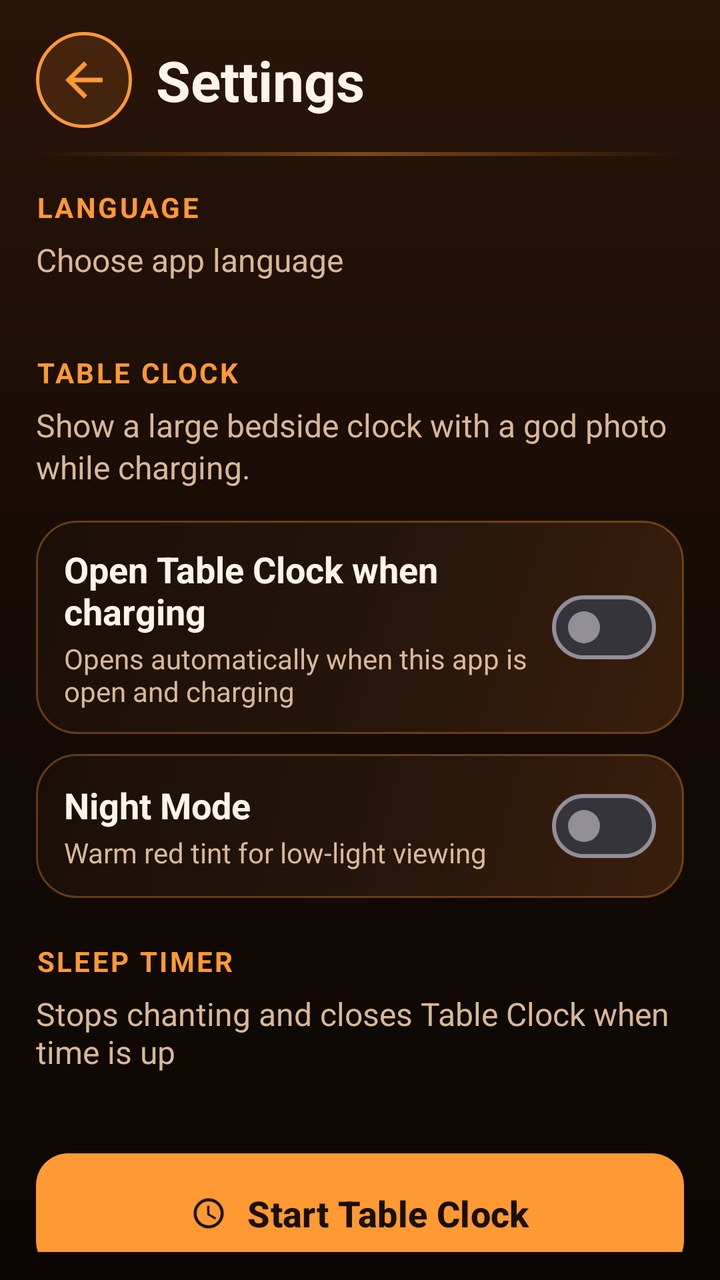
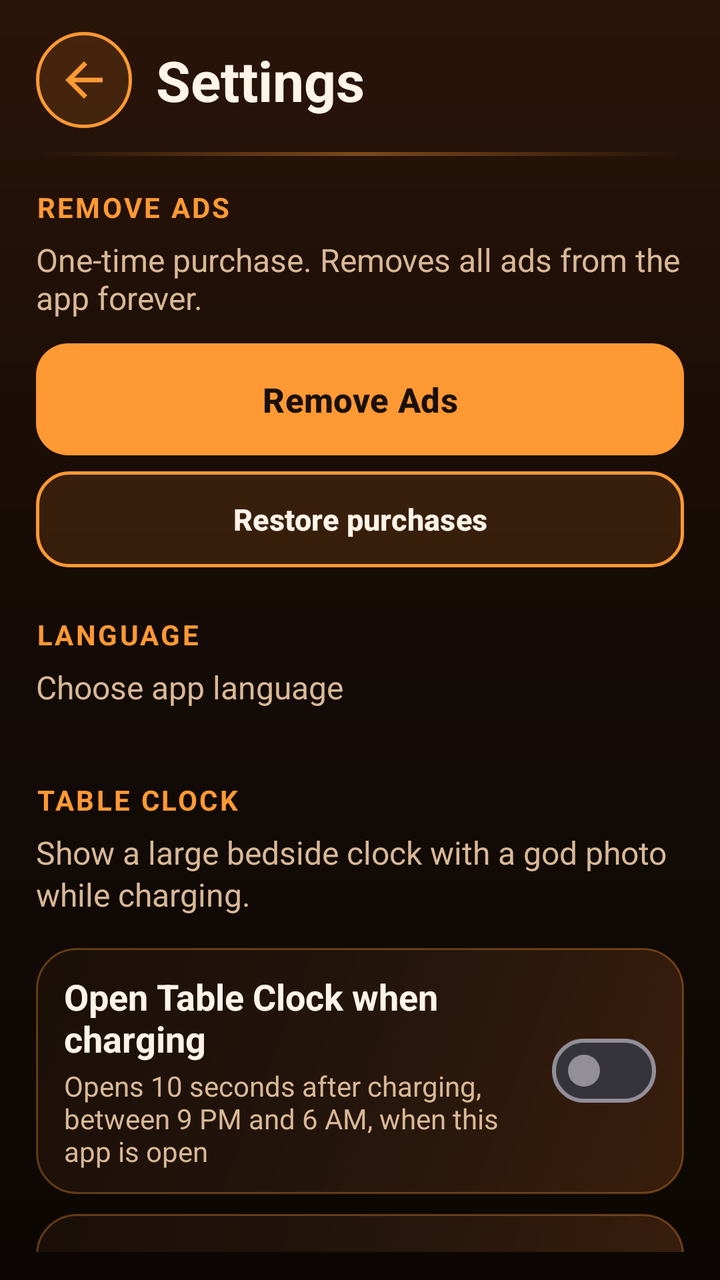

Two renders of the same Android screen: before a commit and after it. Below are the layout's source before the change and the commit's diff.
<!-- AndroidManifest.xml: application theme Theme.Mantra -->
<!-- res/layout/activity_settings.xml -->
<?xml version="1.0" encoding="utf-8"?>
<LinearLayout xmlns:android="http://schemas.android.com/apk/res/android"
    xmlns:app="http://schemas.android.com/apk/res-auto"
    android:layout_width="match_parent"
    android:layout_height="match_parent"
    android:background="@drawable/bg_screen"
    android:fitsSystemWindows="true"
    android:orientation="vertical"
    android:paddingHorizontal="18dp"
    android:paddingTop="16dp"
    android:paddingBottom="14dp">

    <LinearLayout
        android:layout_width="match_parent"
        android:layout_height="wrap_content"
        android:gravity="center_vertical"
        android:orientation="horizontal">

        <ImageButton
            android:id="@+id/backButton"
            android:layout_width="48dp"
            android:layout_height="48dp"
            android:background="@drawable/bg_circle_outline"
            android:contentDescription="@string/back"
            android:padding="10dp"
            android:scaleType="fitCenter"
            android:src="@drawable/ic_arrow_back"
            app:tint="@color/brand" />

        <TextView
            android:layout_width="0dp"
            android:layout_height="wrap_content"
            android:layout_marginStart="12dp"
            android:layout_weight="1"
            android:text="@string/settings_title"
            android:textColor="@color/cream"
            android:textSize="28sp"
            android:textStyle="bold" />
    </LinearLayout>

    <View
        android:layout_width="match_parent"
        android:layout_height="2dp"
        android:layout_marginTop="12dp"
        android:background="@drawable/header_glow_line" />

    <ScrollView
        android:layout_width="match_parent"
        android:layout_height="0dp"
        android:layout_marginTop="16dp"
        android:layout_weight="1"
        android:clipToPadding="false"
        android:fillViewport="true"
        android:scrollbars="none">

        <LinearLayout
            android:layout_width="match_parent"
            android:layout_height="wrap_content"
            android:orientation="vertical"
            android:paddingBottom="12dp">

            <TextView
                android:layout_width="match_parent"
                android:layout_height="wrap_content"
                android:letterSpacing="0.08"
                android:text="@string/settings_language"
                android:textAllCaps="true"
                android:textColor="@color/brand"
                android:textSize="14sp"
                android:textStyle="bold" />

            <TextView
                android:layout_width="match_parent"
                android:layout_height="wrap_content"
                android:layout_marginTop="6dp"
                android:text="@string/settings_language_hint"
                android:textColor="@color/muted"
                android:textSize="16sp" />

            <com.google.android.material.chip.ChipGroup
                android:id="@+id/languageChips"
                android:layout_width="match_parent"
                android:layout_height="wrap_content"
                android:layout_marginTop="12dp"
                app:chipSpacingHorizontal="8dp"
                app:chipSpacingVertical="8dp"
                app:selectionRequired="true"
                app:singleSelection="true" />

            <TextView
                android:layout_width="match_parent"
                android:layout_height="wrap_content"
                android:layout_marginTop="24dp"
                android:letterSpacing="0.08"
                android:text="@string/settings_nightstand_section"
                android:textAllCaps="true"
                android:textColor="@color/brand"
                android:textSize="14sp"
                android:textStyle="bold" />

            <TextView
                android:layout_width="match_parent"
                android:layout_height="wrap_content"
                android:layout_marginTop="6dp"
                android:lineSpacingExtra="2dp"
                android:text="@string/settings_nightstand_desc"
                android:textColor="@color/muted"
                android:textSize="16sp" />

            <LinearLayout
                android:layout_width="match_parent"
                android:layout_height="wrap_content"
                android:layout_marginTop="16dp"
                android:background="@drawable/status_background"
                android:gravity="center_vertical"
                android:orientation="horizontal"
                android:paddingHorizontal="14dp"
                android:paddingVertical="12dp">

                <LinearLayout
                    android:layout_width="0dp"
                    android:layout_height="wrap_content"
                    android:layout_weight="1"
                    android:orientation="vertical">

                    <TextView
                        android:layout_width="match_parent"
                        android:layout_height="wrap_content"
                        android:text="@string/settings_nightstand_enable"
                        android:textColor="@color/cream"
                        android:textSize="18sp"
                        android:textStyle="bold" />

                    <TextView
                        android:layout_width="match_parent"
                        android:layout_height="wrap_content"
                        android:layout_marginTop="2dp"
                        android:text="@string/settings_nightstand_enable_hint"
                        android:textColor="@color/muted"
                        android:textSize="14sp" />
                </LinearLayout>

                <com.google.android.material.materialswitch.MaterialSwitch
                    android:id="@+id/nightstandEnabled"
                    android:layout_width="wrap_content"
                    android:layout_height="wrap_content" />
            </LinearLayout>

            <LinearLayout
                android:layout_width="match_parent"
                android:layout_height="wrap_content"
                android:layout_marginTop="10dp"
                android:background="@drawable/status_background"
                android:gravity="center_vertical"
                android:orientation="horizontal"
                android:paddingHorizontal="14dp"
                android:paddingVertical="12dp">

                <LinearLayout
                    android:layout_width="0dp"
                    android:layout_height="wrap_content"
                    android:layout_weight="1"
                    android:orientation="vertical">

                    <TextView
                        android:layout_width="match_parent"
                        android:layout_height="wrap_content"
                        android:text="@string/settings_night_mode"
                        android:textColor="@color/cream"
                        android:textSize="18sp"
                        android:textStyle="bold" />

                    <TextView
                        android:layout_width="match_parent"
                        android:layout_height="wrap_content"
                        android:layout_marginTop="2dp"
                        android:text="@string/settings_night_mode_hint"
                        android:textColor="@color/muted"
                        android:textSize="14sp" />
                </LinearLayout>

                <com.google.android.material.materialswitch.MaterialSwitch
                    android:id="@+id/nightModeEnabled"
                    android:layout_width="wrap_content"
                    android:layout_height="wrap_content" />
            </LinearLayout>

            <TextView
                android:layout_width="match_parent"
                android:layout_height="wrap_content"
                android:layout_marginTop="22dp"
                android:letterSpacing="0.08"
                android:text="@string/settings_sleep_timer"
                android:textAllCaps="true"
                android:textColor="@color/brand"
                android:textSize="14sp"
                android:textStyle="bold" />

            <TextView
                android:layout_width="match_parent"
                android:layout_height="wrap_content"
                android:layout_marginTop="6dp"
                android:text="@string/settings_sleep_timer_hint"
                android:textColor="@color/muted"
                android:textSize="16sp" />

            <com.google.android.material.chip.ChipGroup
                android:id="@+id/sleepTimerChips"
                android:layout_width="match_parent"
                android:layout_height="wrap_content"
                android:layout_marginTop="12dp"
                app:chipSpacingHorizontal="8dp"
                app:chipSpacingVertical="8dp"
                app:selectionRequired="true"
                app:singleSelection="true" />

            <com.google.android.material.button.MaterialButton
                android:id="@+id/startNightstandButton"
                android:layout_width="match_parent"
                android:layout_height="60dp"
                android:layout_marginTop="28dp"
                android:background="@drawable/btn_primary_bg"
                android:minHeight="60dp"
                android:text="@string/settings_start_nightstand"
                android:textAllCaps="false"
                android:textColor="@color/ink"
                android:textSize="18sp"
                android:textStyle="bold"
                app:backgroundTint="@null"
                app:icon="@drawable/ic_table_clock"
                app:iconGravity="textStart"
                app:iconPadding="10dp"
                app:iconTint="@color/ink" />
        </LinearLayout>
    </ScrollView>
</LinearLayout>
<!-- resources referenced by this layout -->
<resources>
  <color name="brand">#FFFF9933</color>
  <color name="cream">#FFFFF4E8</color>
  <color name="ink">#FF1A1008</color>
  <color name="muted">#FFD9B896</color>
  <!-- drawable bg_circle_outline (drawable) -->
  <?xml version="1.0" encoding="utf-8"?>
  <ripple xmlns:android="http://schemas.android.com/apk/res/android"
      android:color="@color/brand_soft">
      <item>
          <shape android:shape="oval">
              <solid android:color="#22FF9933" />
              <stroke
                  android:width="1.5dp"
                  android:color="@color/brand" />
          </shape>
      </item>
  </ripple>
  <!-- drawable bg_screen (drawable) -->
  <?xml version="1.0" encoding="utf-8"?>
  <shape xmlns:android="http://schemas.android.com/apk/res/android">
      <gradient
          android:angle="270"
          android:startColor="#FF2A1408"
          android:centerColor="#FF140B06"
          android:endColor="#FF0C0704"
          android:type="linear" />
  </shape>
  <!-- drawable header_glow_line (drawable) -->
  <?xml version="1.0" encoding="utf-8"?>
  <shape xmlns:android="http://schemas.android.com/apk/res/android">
      <gradient
          android:angle="0"
          android:startColor="#00FF9933"
          android:centerColor="#66FF9933"
          android:endColor="#00FF9933"
          android:type="linear" />
      <size android:height="2dp" />
  </shape>
  <!-- drawable ic_arrow_back (drawable) -->
  <?xml version="1.0" encoding="utf-8"?>
  <vector xmlns:android="http://schemas.android.com/apk/res/android"
      android:width="24dp"
      android:height="24dp"
      android:viewportWidth="24"
      android:viewportHeight="24">
      <path
          android:fillColor="#FFFFFFFF"
          android:pathData="M20,11H7.83l5.59,-5.59L12,4l-8,8 8,8 1.41,-1.41L7.83,13H20v-2z" />
  </vector>
  <string name="back">Back</string>
  <string name="settings_language">Language</string>
  <string name="settings_language_hint">Choose app language</string>
  <string name="settings_night_mode">Night Mode</string>
  <string name="settings_night_mode_hint">Warm red tint for low-light viewing</string>
  <string name="settings_nightstand_desc">Show a large bedside clock with a god photo while charging.</string>
  <string name="settings_nightstand_enable">Open Table Clock when charging</string>
  <string name="settings_nightstand_enable_hint">Opens automatically when this app is open and charging</string>
  <string name="settings_nightstand_section">Table Clock</string>
  <string name="settings_sleep_timer">Sleep timer</string>
  <string name="settings_sleep_timer_hint">Stops chanting and closes Table Clock when time is up</string>
  <string name="settings_start_nightstand">Start Table Clock</string>
  <string name="settings_title">Settings</string>
  <color name="brand_soft">#33FF9933</color>
  <color name="brand_dark">#FFE07A12</color>
  <color name="card">#FF24150C</color>
  <color name="bg">#FF120B06</color>
  <!-- unchanged entries left out for length: 4 -->
</resources>

<!-- the commit's change to res/layout/activity_settings.xml (unified diff, before → after) -->
@@ -62,6 +62,53 @@
             <TextView
                 android:layout_width="match_parent"
                 android:layout_height="wrap_content"
+                android:letterSpacing="0.08"
+                android:text="@string/settings_remove_ads_section"
+                android:textAllCaps="true"
+                android:textColor="@color/brand"
+                android:textSize="14sp"
+                android:textStyle="bold" />
+
+            <TextView
+                android:layout_width="match_parent"
+                android:layout_height="wrap_content"
+                android:layout_marginTop="6dp"
+                android:text="@string/settings_remove_ads_hint"
+                android:textColor="@color/muted"
+                android:textSize="16sp" />
+
+            <com.google.android.material.button.MaterialButton
+                android:id="@+id/removeAdsButton"
+                android:layout_width="match_parent"
+                android:layout_height="56dp"
+                android:layout_marginTop="12dp"
+                android:background="@drawable/btn_primary_bg"
+                android:minHeight="56dp"
+                android:text="@string/settings_remove_ads"
+                android:textAllCaps="false"
+                android:textColor="@color/ink"
+                android:textSize="17sp"
+                android:textStyle="bold"
+                app:backgroundTint="@null" />
+
+            <com.google.android.material.button.MaterialButton
+                android:id="@+id/restorePurchasesButton"
+                android:layout_width="match_parent"
+                android:layout_height="48dp"
+                android:layout_marginTop="8dp"
+                android:background="@drawable/btn_outline_bg"
+                android:minHeight="48dp"
+                android:text="@string/settings_restore_purchases"
+                android:textAllCaps="false"
+                android:textColor="@color/cream"
+                android:textSize="15sp"
+                android:textStyle="bold"
+                app:backgroundTint="@null" />
+
+            <TextView
+                android:layout_width="match_parent"
+                android:layout_height="wrap_content"
+                android:layout_marginTop="24dp"
                 android:letterSpacing="0.08"
                 android:text="@string/settings_language"
                 android:textAllCaps="true"
<!-- resource entries referenced after the edit -->
@@ -27,6 +27,28 @@
           android:endColor="#FF0C0704"
           android:type="linear" />
   </shape>
+  <!-- drawable btn_outline_bg (drawable) -->
+  <?xml version="1.0" encoding="utf-8"?>
+  <selector xmlns:android="http://schemas.android.com/apk/res/android">
+      <item android:state_enabled="false">
+          <shape>
+              <solid android:color="#1AFF9933" />
+              <corners android:radius="16dp" />
+              <stroke
+                  android:width="1dp"
+                  android:color="#33FF9933" />
+          </shape>
+      </item>
+      <item>
+          <shape>
+              <solid android:color="#22FF9933" />
+              <corners android:radius="16dp" />
+              <stroke
+                  android:width="1.5dp"
+                  android:color="@color/brand" />
+          </shape>
+      </item>
+  </selector>
   <!-- drawable header_glow_line (drawable) -->
   <?xml version="1.0" encoding="utf-8"?>
   <shape xmlns:android="http://schemas.android.com/apk/res/android">
@@ -56,8 +78,12 @@
   <string name="settings_night_mode_hint">Warm red tint for low-light viewing</string>
   <string name="settings_nightstand_desc">Show a large bedside clock with a god photo while charging.</string>
   <string name="settings_nightstand_enable">Open Table Clock when charging</string>
-  <string name="settings_nightstand_enable_hint">Opens automatically when this app is open and charging</string>
+  <string name="settings_nightstand_enable_hint">Opens 10 seconds after charging, between 9 PM and 6 AM, when this app is open</string>
   <string name="settings_nightstand_section">Table Clock</string>
+  <string name="settings_remove_ads">Remove Ads</string>
+  <string name="settings_remove_ads_hint">One-time purchase. Removes all ads from the app forever.</string>
+  <string name="settings_remove_ads_section">Remove Ads</string>
+  <string name="settings_restore_purchases">Restore purchases</string>
   <string name="settings_sleep_timer">Sleep timer</string>
   <string name="settings_sleep_timer_hint">Stops chanting and closes Table Clock when time is up</string>
   <string name="settings_start_nightstand">Start Table Clock</string>
